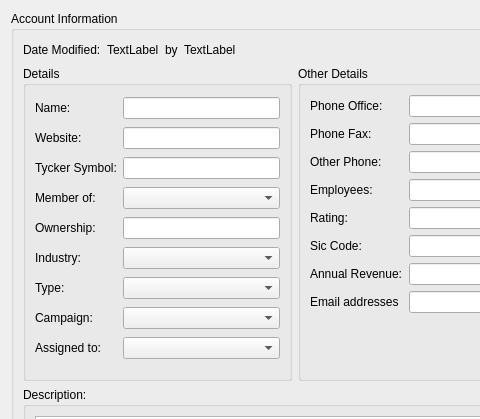
Above: client/src/accountdetails.ui from KDAB/FatCRM before the change; both pictures show x 0 to 480 and y 0 to 419 of the 897 by 684 pixel window. Below: the same form after it.
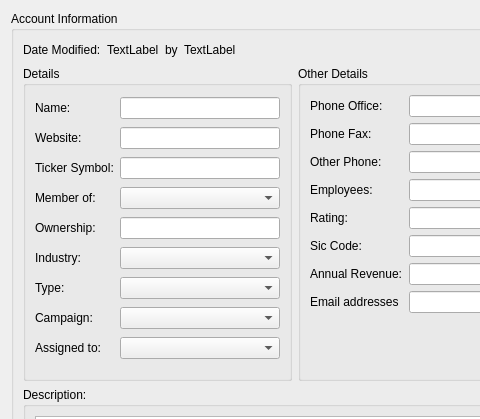
That is the form after the change.

Commit message: misc initialize adjustment - misc fixes FatCRM-25 typo

```diff
--- a/client/src/accountdetails.ui
+++ b/client/src/accountdetails.ui
@@ -130,7 +130,7 @@
            <item row="3" column="0">
             <widget class="QLabel" name="label_26">
              <property name="text">
-              <string>Tycker Symbol:</string>
+              <string>Ticker Symbol:</string>
              </property>
             </widget>
            </item>
```
The commit also changes 1 other file.
